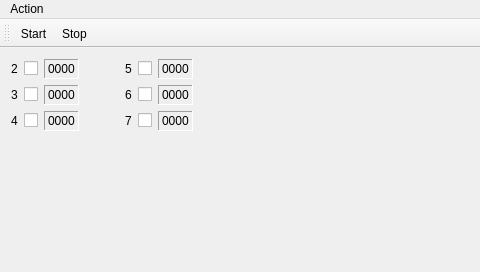
Above: mainwindow.ui from scottellis/madcqt before the change. Below: the same form after it.
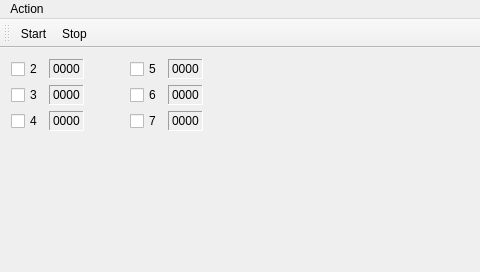
That is the form after the change.

Commit message: Use checkbox labels

The edit to the form file:
```diff
--- a/mainwindow.ui
+++ b/mainwindow.ui
@@ -17,17 +17,10 @@
    <layout class="QFormLayout" name="formLayout">
     <item row="0" column="0">
      <layout class="QHBoxLayout" name="horizontalLayout">
-      <item>
-       <widget class="QLabel" name="label_2">
-        <property name="text">
-         <string>2</string>
-        </property>
-       </widget>
-      </item>
       <item>
        <widget class="QCheckBox" name="check_2">
         <property name="text">
-         <string/>
+         <string>2</string>
         </property>
        </widget>
       </item>
@@ -61,17 +54,10 @@
     </item>
     <item row="0" column="1">
      <layout class="QHBoxLayout" name="horizontalLayout_4">
-      <item>
-       <widget class="QLabel" name="label_5">
-        <property name="text">
-         <string>5</string>
-        </property>
-       </widget>
-      </item>
       <item>
        <widget class="QCheckBox" name="check_5">
         <property name="text">
-         <string/>
+         <string>5</string>
         </property>
        </widget>
       </item>
@@ -105,17 +91,10 @@
     </item>
     <item row="1" column="0">
      <layout class="QHBoxLayout" name="horizontalLayout_2">
-      <item>
-       <widget class="QLabel" name="label_3">
-        <property name="text">
-         <string>3</string>
-        </property>
-       </widget>
-      </item>
       <item>
        <widget class="QCheckBox" name="check_3">
         <property name="text">
-         <string/>
+         <string>3</string>
         </property>
        </widget>
       </item>
@@ -149,17 +128,10 @@
     </item>
     <item row="1" column="1">
      <layout class="QHBoxLayout" name="horizontalLayout_5">
-      <item>
-       <widget class="QLabel" name="label_6">
-        <property name="text">
-         <string>6</string>
-        </property>
-       </widget>
-      </item>
       <item>
        <widget class="QCheckBox" name="check_6">
         <property name="text">
-         <string/>
+         <string>6</string>
         </property>
        </widget>
       </item>
@@ -193,17 +165,10 @@
     </item>
     <item row="2" column="0">
      <layout class="QHBoxLayout" name="horizontalLayout_3">
-      <item>
-       <widget class="QLabel" name="label_4">
-        <property name="text">
-         <string>4</string>
-        </property>
-       </widget>
-      </item>
       <item>
        <widget class="QCheckBox" name="check_4">
         <property name="text">
-         <string/>
+         <string>4</string>
         </property>
        </widget>
       </item>
@@ -237,17 +202,10 @@
     </item>
     <item row="2" column="1">
      <layout class="QHBoxLayout" name="horizontalLayout_6">
-      <item>
-       <widget class="QLabel" name="label_7">
-        <property name="text">
-         <string>7</string>
-        </property>
-       </widget>
-      </item>
       <item>
        <widget class="QCheckBox" name="check_7">
         <property name="text">
-         <string/>
+         <string>7</string>
         </property>
        </widget>
       </item>
```
